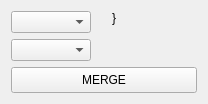
csaez/gitforsoftimage, file gitforsoftimage/layout/ui/merge.ui: the form before one commit.
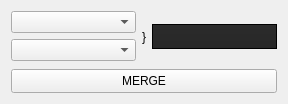
The form after the commit.

Patch:
```diff
--- a/gitforsoftimage/layout/ui/merge.ui
+++ b/gitforsoftimage/layout/ui/merge.ui
@@ -6,7 +6,7 @@
    <rect>
     <x>0</x>
     <y>0</y>
-    <width>208</width>
+    <width>288</width>
     <height>104</height>
    </rect>
   </property>
@@ -21,14 +21,14 @@
        <item>
         <widget class="QComboBox" name="dst_comboBox">
          <property name="sizePolicy">
-          <sizepolicy hsizetype="Minimum" vsizetype="Fixed">
+          <sizepolicy hsizetype="Expanding" vsizetype="Fixed">
            <horstretch>0</horstretch>
            <verstretch>0</verstretch>
           </sizepolicy>
          </property>
          <property name="minimumSize">
           <size>
-           <width>80</width>
+           <width>120</width>
            <height>0</height>
           </size>
          </property>
@@ -37,14 +37,14 @@
        <item>
         <widget class="QComboBox" name="src_comboBox">
          <property name="sizePolicy">
-          <sizepolicy hsizetype="Minimum" vsizetype="Fixed">
+          <sizepolicy hsizetype="Expanding" vsizetype="Fixed">
            <horstretch>0</horstretch>
            <verstretch>0</verstretch>
           </sizepolicy>
          </property>
          <property name="minimumSize">
           <size>
-           <width>80</width>
+           <width>120</width>
            <height>0</height>
           </size>
          </property>
@@ -55,7 +55,7 @@
      <item>
       <widget class="QLabel" name="gui_label">
        <property name="sizePolicy">
-        <sizepolicy hsizetype="Preferred" vsizetype="Minimum">
+        <sizepolicy hsizetype="Preferred" vsizetype="Expanding">
          <horstretch>0</horstretch>
          <verstretch>0</verstretch>
         </sizepolicy>
@@ -67,27 +67,36 @@
         <string>}</string>
        </property>
        <property name="alignment">
-        <set>Qt::AlignHCenter|Qt::AlignTop</set>
+        <set>Qt::AlignCenter</set>
        </property>
       </widget>
      </item>
      <item>
       <widget class="QLabel" name="dst_label">
        <property name="sizePolicy">
-        <sizepolicy hsizetype="Minimum" vsizetype="Preferred">
+        <sizepolicy hsizetype="Expanding" vsizetype="Fixed">
          <horstretch>0</horstretch>
          <verstretch>0</verstretch>
         </sizepolicy>
        </property>
        <property name="minimumSize">
         <size>
-         <width>60</width>
-         <height>0</height>
+         <width>120</width>
+         <height>25</height>
         </size>
        </property>
+       <property name="styleSheet">
+        <string notr="true">background-color: QLinearGradient( x1: 0, y1: 0, x2: 0, y2: 1, stop: 0 #2d2d2d, stop: 0.1 #2b2b2b, stop: 0.5 #292929, stop: 0.9 #282828, stop: 1 #252525);</string>
+       </property>
+       <property name="frameShape">
+        <enum>QFrame::Box</enum>
+       </property>
        <property name="text">
         <string/>
        </property>
+       <property name="margin">
+        <number>9</number>
+       </property>
       </widget>
      </item>
     </layout>
```
